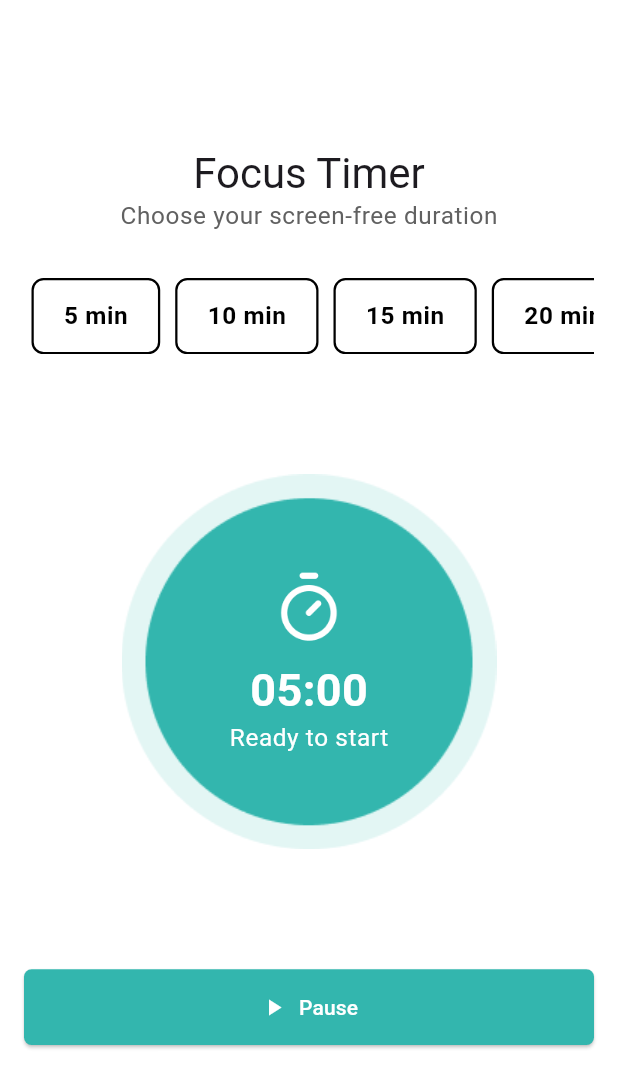
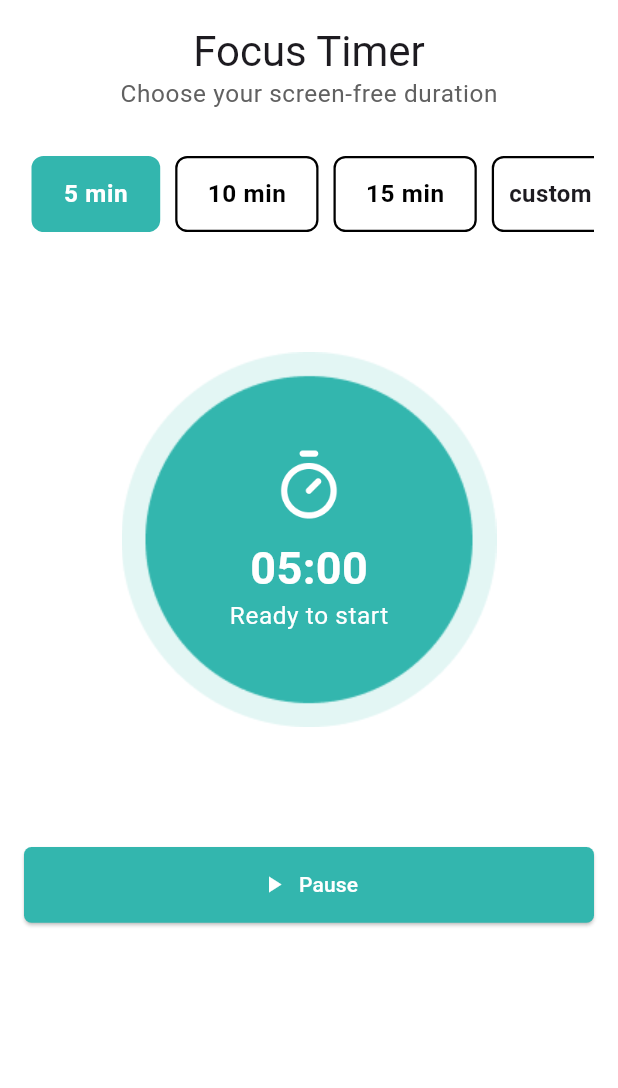
Before and after one commit to MTS-Services/joedaniels85_Timer_App, a Flutter app: the TimerFocusScreen screen opened by its route, after a tap on an icon or button, on a phone screen of 412 x 824 dp. Shown: the top 1088 px of the screen. Run offline on Flutter 3.47's test engine with Material 3 defaults, Android fonts, the phone set to English and light mode, and no system bars; our stand-ins replace firebase_auth, firebase_core, fl_chart, flutter_otp_text_field, flutter_screenutil, get and 4 more; accounts and stored records are empty; network calls fail.

Commit message:
itme button color set

```diff
--- a/lib/presentation/viewmodels/controller/progress_controller.dart
+++ b/lib/presentation/viewmodels/controller/progress_controller.dart
@@ -43,7 +43,7 @@ class UserProgressController extends GetxController {
         progressResponse.value = parsed;
         todayActivities.value = parsed.data?.today?.activities ?? [];
         categoryBreakdownList.value = parsed.data?.categoryBreakdown ?? [];
-        overallStats.value = parsed.data?.overall; // ✅ set overall data
+        overallStats.value = parsed.data?.overall;
 
         print("Overall Stats: ${overallStats.value}");
       } else {
--- a/lib/presentation/viewmodels/controller/timer_controller.dart
+++ b/lib/presentation/viewmodels/controller/timer_controller.dart
@@ -7,6 +7,9 @@ class TimerController extends GetxController {
   var elapsedSeconds = 0.obs;
   var activityId = "".obs;
   var isRunning = false.obs;
+
+  // ✅ Selected minutes for UI button selection
+  var selectedMinutes = 0.obs;
 
   Timer? _timer;
 
@@ -32,11 +35,13 @@ class TimerController extends GetxController {
     });
   }
 
+  /// Reset timer for given minutes
   void resetTimer(int minutes) {
     stopTimer();
     remainingSeconds.value = minutes * 60;
     elapsedSeconds.value = 0;
     isRunning.value = false;
+    selectedMinutes.value = minutes; // ✅ Update selection
   }
 
   /// Stop timer
--- a/lib/presentation/views/all_screen/timer_focus_screen.dart
+++ b/lib/presentation/views/all_screen/timer_focus_screen.dart
@@ -1,3 +1,12 @@
+import 'package:flutter/material.dart';
+import 'package:flutter_screenutil/flutter_screenutil.dart';
+import 'package:get/get.dart';
+import 'package:joedaniels85_timer_app/core/constants/asset_path.dart';
+import '../../../core/constants/app_colors.dart';
+import '../../../routes/app_route.dart';
+import '../../viewmodels/controller/activites_controller.dart';
+import '../../viewmodels/controller/timer_controller.dart';
+
 import 'package:flutter/material.dart';
 import 'package:flutter_screenutil/flutter_screenutil.dart';
 import 'package:get/get.dart';
@@ -12,8 +21,7 @@ class TimerFocusScreen extends StatelessWidget {
   final ActivitiesController activitiesController = Get.find<ActivitiesController>();
   final TimerController timerController = Get.put(TimerController());
 
-  // Initialize with some default durations and make it persistent
-  final RxList<int> defaultDurations = <int>[5, 10, 15, 20, 25, 30].obs;
+  final RxList<int> defaultDurations = <int>[5, 10, 15].obs;
   final RxList<int> customDurations = <int>[].obs;
 
   @override
@@ -24,6 +32,7 @@ class TimerFocusScreen extends StatelessWidget {
       body: SafeArea(
         child: Padding(
           padding: const EdgeInsets.all(16),
+          child: SingleChildScrollView(
             child: Column(
               mainAxisAlignment: MainAxisAlignment.center,
               children: [
@@ -31,6 +40,7 @@ class TimerFocusScreen extends StatelessWidget {
                 Text("Choose your screen-free duration", style: theme.textTheme.bodySmall),
                 const SizedBox(height: 30),
 
+                // Duration Buttons
                 SizedBox(
                   height: 50.h,
                   child: Obx(() => ListView.builder(
@@ -63,8 +73,7 @@ class TimerFocusScreen extends StatelessWidget {
                                     ),
                                     ElevatedButton(
                                       onPressed: () {
-                                      final minutes =
-                                      int.tryParse(controller.text);
+                                        final minutes = int.tryParse(controller.text);
                                         if (minutes != null && minutes > 0) {
                                           Navigator.pop(context, minutes);
                                         }
@@ -82,18 +91,16 @@ class TimerFocusScreen extends StatelessWidget {
                               }
                             },
                             child: Container(
-                            padding:
-                            const EdgeInsets.symmetric(horizontal: 10 , vertical: 8),
+                              padding: const EdgeInsets.symmetric(horizontal: 10, vertical: 8),
                               decoration: BoxDecoration(
                                 color: Colors.white,
                                 borderRadius: BorderRadius.circular(8),
-                              border:
-                              Border.all(color: Colors.black, width: 1.5),
+                                border: Border.all(color: Colors.black, width: 1.5),
                               ),
                               child: const Center(
                                 child: Row(
                                   children: [
-                                  Text("custom " , style: TextStyle(fontSize: 16),),
+                                    Text("custom ", style: TextStyle(fontSize: 16)),
                                     Icon(Icons.add, color: Colors.black),
                                   ],
                                 ),
@@ -102,8 +109,6 @@ class TimerFocusScreen extends StatelessWidget {
                           ),
                         );
                       }
-
-                    // Get the actual duration value
                       final int minutes;
                       final bool isCustomDuration;
 
@@ -115,43 +120,45 @@ class TimerFocusScreen extends StatelessWidget {
                         isCustomDuration = true;
                       }
 
-                    final isSelected =
-                        timerController.remainingSeconds.value ==
-                            minutes * 60;
-
                       return Padding(
                         padding: const EdgeInsets.symmetric(horizontal: 5),
                         child: Stack(
                           alignment: Alignment.topRight,
                           children: [
-                          GestureDetector(
-                            onTap: () => timerController.resetTimer(minutes),
+                            Obx(() => GestureDetector(
+                              onTap: () {
+                                timerController.selectedMinutes.value = minutes;
+                                timerController.resetTimer(minutes);
+                              },
                               child: Container(
-                              padding: const EdgeInsets.symmetric(
-                                  horizontal: 20, vertical: 10),
+                                padding: const EdgeInsets.symmetric(horizontal: 20, vertical: 10),
                                 decoration: BoxDecoration(
-                                color: isSelected
-                                    ? Colors.black
+                                  color: timerController.selectedMinutes.value == minutes
+                                      ? AppColors.primary
                                       : Colors.white,
                                   borderRadius: BorderRadius.circular(8),
                                   border: Border.all(
-                                    color: Colors.black, width: 1.5),
+                                    color: timerController.selectedMinutes.value == minutes
+                                        ? AppColors.primary
+                                        : Colors.black,
+                                    width: 1.5,
+                                  ),
                                 ),
                                 child: Center(
                                   child: Text(
                                     "$minutes min",
                                     style: theme.textTheme.bodySmall!.copyWith(
                                       fontWeight: FontWeight.bold,
-                                    color: isSelected
+                                      color: timerController.selectedMinutes.value == minutes
                                           ? Colors.white
                                           : Colors.black,
                                     ),
                                   ),
                                 ),
                               ),
-                          ),
+                            )),
 
-                          // Delete button - only shown for custom durations
+                            // Delete button for custom durations
                             if (isCustomDuration)
                               Positioned(
                                 right: -5,
@@ -160,6 +167,10 @@ class TimerFocusScreen extends StatelessWidget {
                                   onTap: () {
                                     final customIndex = index - defaultDurations.length;
                                     customDurations.removeAt(customIndex);
+                                    // If deleted duration was selected, reset selection
+                                    if (timerController.selectedMinutes.value == minutes) {
+                                      timerController.selectedMinutes.value = 0;
+                                    }
                                   },
                                   child: Container(
                                     decoration: const BoxDecoration(
@@ -200,11 +211,8 @@ class TimerFocusScreen extends StatelessWidget {
                           ),
                         )),
                         Obx(() => Text(
-                        timerController.isRunning.value
-                            ? "Focusing..."
-                            : "Ready to start",
-                        style: theme.textTheme.bodySmall!
-                            .copyWith(color: Colors.white),
+                          timerController.isRunning.value ? "Focusing..." : "Ready to start",
+                          style: theme.textTheme.bodySmall!.copyWith(color: Colors.white),
                         )),
                       ],
                     ),
@@ -242,6 +250,7 @@ class TimerFocusScreen extends StatelessWidget {
             ),
           ),
         ),
+      ),
     );
   }
 }
--- a/lib/presentation/widgets/weekly_minutes_bar_chart.dart
+++ b/lib/presentation/widgets/weekly_minutes_bar_chart.dart
@@ -23,7 +23,7 @@ class WeeklyMinutesBarChart extends StatelessWidget {
   @override
   Widget build(BuildContext context) {
     final maxMin = (minutes.reduce((a, b) => a > b ? a : b)).toDouble();
-    final visualMax = 100.0; // Maximum visual bar height (100%)
+    final visualMax = 100.0;
 
     return Container(
       padding: EdgeInsets.all(16.w),
```
Also changed, not shown: lib/presentation/views/all_screen/analytics_screen.dart (+34 -18 lines). Lines whose indentation alone changed are shown as unchanged.
